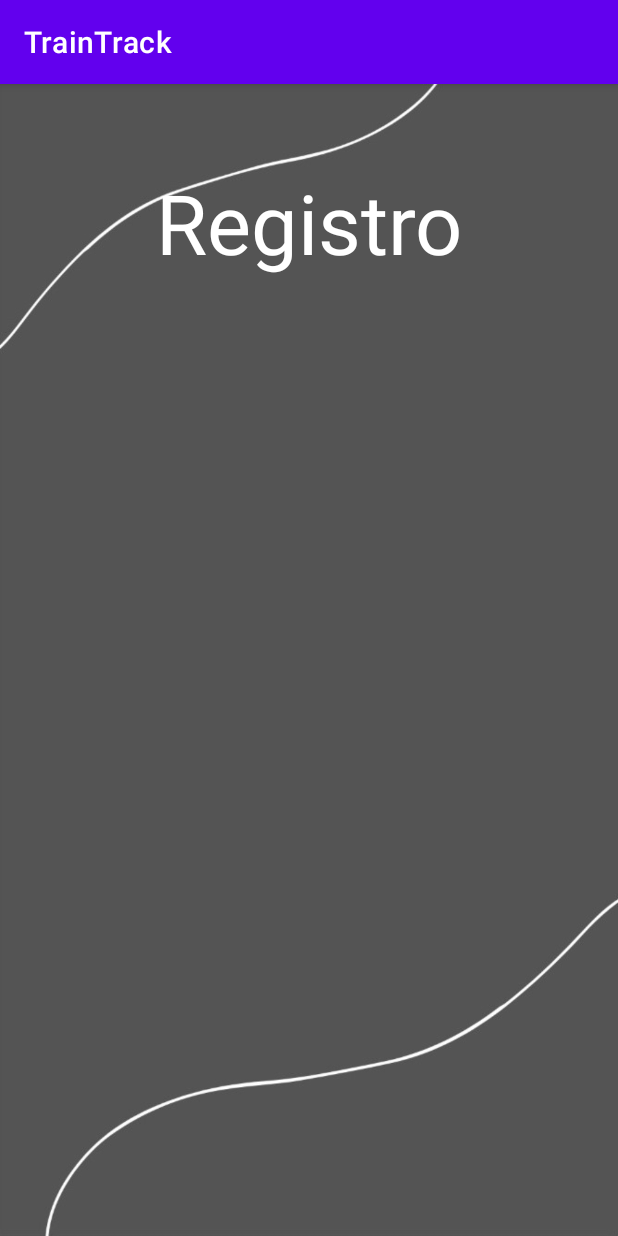
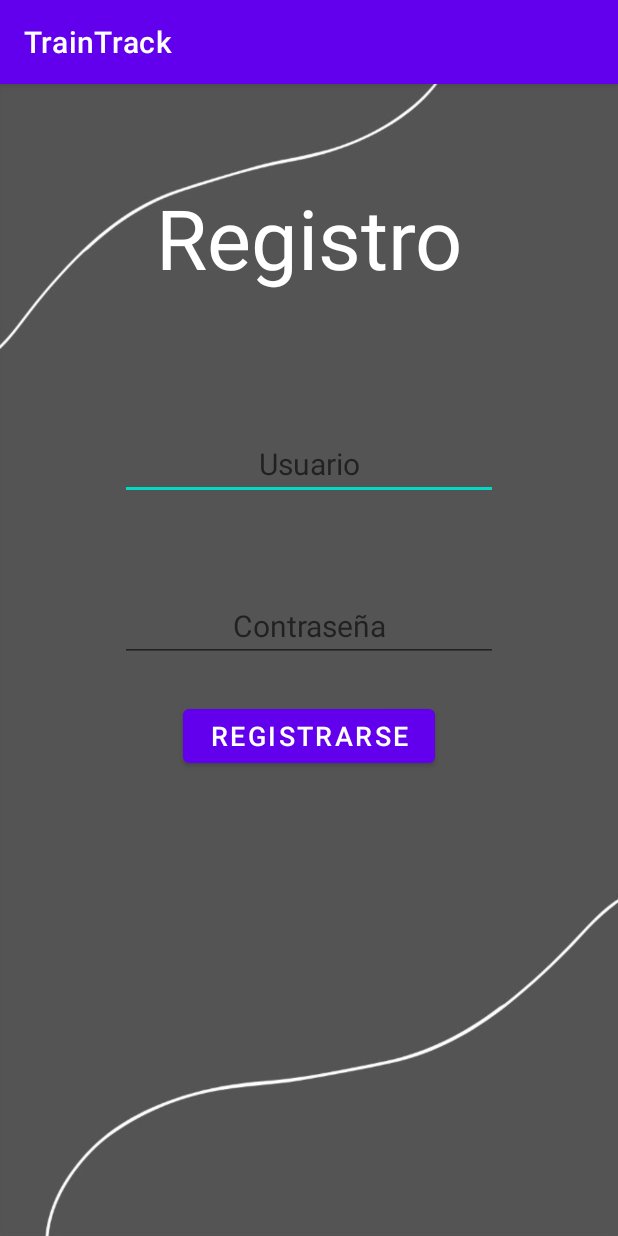
Before and after one commit to LeonVane98/FinalProject_NoobDevs, an Android app: the fragment registro shown on its own in the app's theme, on a phone screen of 412 x 824 dp. Run offline under Robolectric (Android 15) with nearby library versions, the phone set to English and light mode, and no system bars.

Commit message:
mejoras al diseño de todos los fragmentos

```diff
--- a/app/src/main/res/layout/fragment_inicio.xml
+++ b/app/src/main/res/layout/fragment_inicio.xml
@@ -16,7 +16,7 @@
         android:fontFamily="sans-serif-medium"
         android:text="Bienvenido"
         android:textAlignment="center"
-        android:textColor="#000000"
+        android:textColor="#FFFFFF"
         android:textSize="45sp"
         android:textStyle="italic"
         app:layout_constraintLeft_toLeftOf="parent"
@@ -32,7 +32,7 @@
         android:fontFamily="sans-serif-medium"
         android:text="a TrainTrack"
         android:textAlignment="center"
-        android:textColor="#000000"
+        android:textColor="#FFFFFF"
         android:textSize="45sp"
         android:textStyle="italic"
         app:layout_constraintLeft_toLeftOf="parent"
--- a/app/src/main/res/layout/fragment_login.xml
+++ b/app/src/main/res/layout/fragment_login.xml
@@ -5,7 +5,7 @@
     android:id="@+id/frameLayout"
     android:layout_width="match_parent"
     android:layout_height="match_parent"
-    android:background="@drawable/imagen_datoUsuario"
+    android:background="@drawable/imagen_login"
     tools:context=".login">
 
     <TextView
--- a/app/src/main/res/layout/fragment_registro.xml
+++ b/app/src/main/res/layout/fragment_registro.xml
@@ -18,5 +18,52 @@
         app:layout_constraintTop_toTopOf="parent"
         app:layout_constraintRight_toRightOf="parent"
         app:layout_constraintLeft_toLeftOf="parent"
-        android:layout_marginTop="55dp"/>
+        android:layout_marginTop="65dp"/>
+
+    <EditText
+        android:id="@+id/et_usuarioR"
+        android:layout_width="match_parent"
+        android:layout_height="wrap_content"
+        android:layout_marginTop="90dp"
+        android:hint="Usuario"
+        android:textAlignment="center"
+        android:textColor="#FFFFFF"
+        android:textSize="20sp"
+        android:layout_marginRight="80dp"
+        android:layout_marginLeft="80dp"
+        app:layout_constraintEnd_toEndOf="parent"
+        app:layout_constraintLeft_toLeftOf="parent"
+        app:layout_constraintRight_toRightOf="parent"
+        app:layout_constraintStart_toStartOf="parent"
+        app:layout_constraintTop_toBottomOf="@id/tv_registro" />
+
+    <EditText
+        android:id="@+id/et_contraseñaR"
+        android:layout_width="match_parent"
+        android:layout_height="wrap_content"
+        android:layout_marginTop="60dp"
+        android:hint="Contraseña"
+        android:textColor="#FFFFFF"
+        android:textSize="20sp"
+        android:textAlignment="center"
+        android:layout_marginLeft="80dp"
+        android:layout_marginRight="80dp"
+        app:layout_constraintEnd_toEndOf="parent"
+        app:layout_constraintLeft_toLeftOf="parent"
+        app:layout_constraintRight_toRightOf="parent"
+        app:layout_constraintStart_toStartOf="parent"
+        app:layout_constraintTop_toBottomOf="@id/et_usuarioR" />
+
+    <Button
+        android:id="@+id/btn_aceptarR"
+        android:layout_width="match_parent"
+        android:layout_height="wrap_content"
+        android:text="Registrarse"
+        app:layout_constraintTop_toBottomOf="@id/et_contraseñaR"
+        android:layout_marginLeft="122dp"
+        android:layout_marginRight="122dp"
+        android:layout_marginTop="25dp"
+        android:textSize="18sp"/>
+
+
 </androidx.constraintlayout.widget.ConstraintLayout>
```
Also changed, not shown: app/src/main/java/com/example/traintrack/datos.kt (deleted, +0 -59 lines), app/src/main/java/com/example/traintrack/editarDatos.kt (deleted, +0 -59 lines), app/src/main/res/layout/fragment_ejercicios.xml (+36 -2 lines), app/src/main/res/drawable-v24/imagen_login.jpeg (renamed from app/src/main/res/drawable-v24/imagen_datoUsuario.jpeg).
